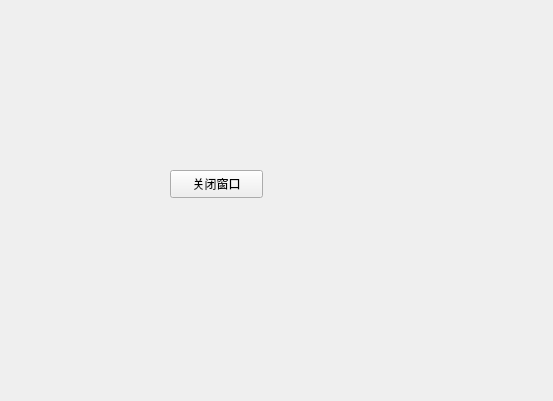
Qt form 初识PyQt5/MainWinSignal01.ui (pyc-ycy/PyQt5) before a commit.
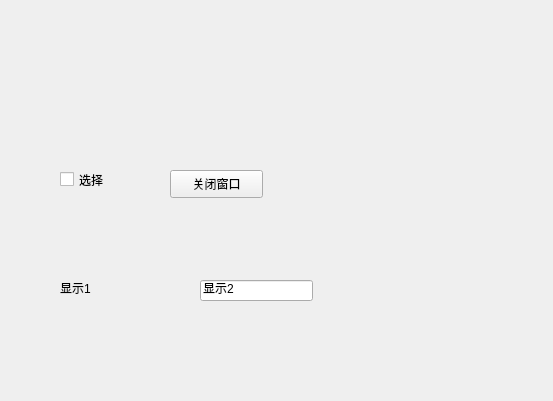
The same form after that commit.

Patch:
```diff
--- a/初识PyQt5/MainWinSignal01.ui
+++ b/初识PyQt5/MainWinSignal01.ui
@@ -26,6 +26,45 @@
     <string>关闭窗口</string>
    </property>
   </widget>
+  <widget class="QCheckBox" name="checkBox">
+   <property name="geometry">
+    <rect>
+     <x>60</x>
+     <y>170</y>
+     <width>91</width>
+     <height>19</height>
+    </rect>
+   </property>
+   <property name="text">
+    <string>选择</string>
+   </property>
+  </widget>
+  <widget class="QLabel" name="label">
+   <property name="geometry">
+    <rect>
+     <x>60</x>
+     <y>280</y>
+     <width>72</width>
+     <height>15</height>
+    </rect>
+   </property>
+   <property name="text">
+    <string>显示1</string>
+   </property>
+  </widget>
+  <widget class="QLineEdit" name="lineEdit">
+   <property name="geometry">
+    <rect>
+     <x>200</x>
+     <y>280</y>
+     <width>113</width>
+     <height>21</height>
+    </rect>
+   </property>
+   <property name="text">
+    <string>显示2</string>
+   </property>
+  </widget>
  </widget>
  <resources/>
  <connections>
```
Left out of the diff: 32 changed lines with no effect on the pictures.
